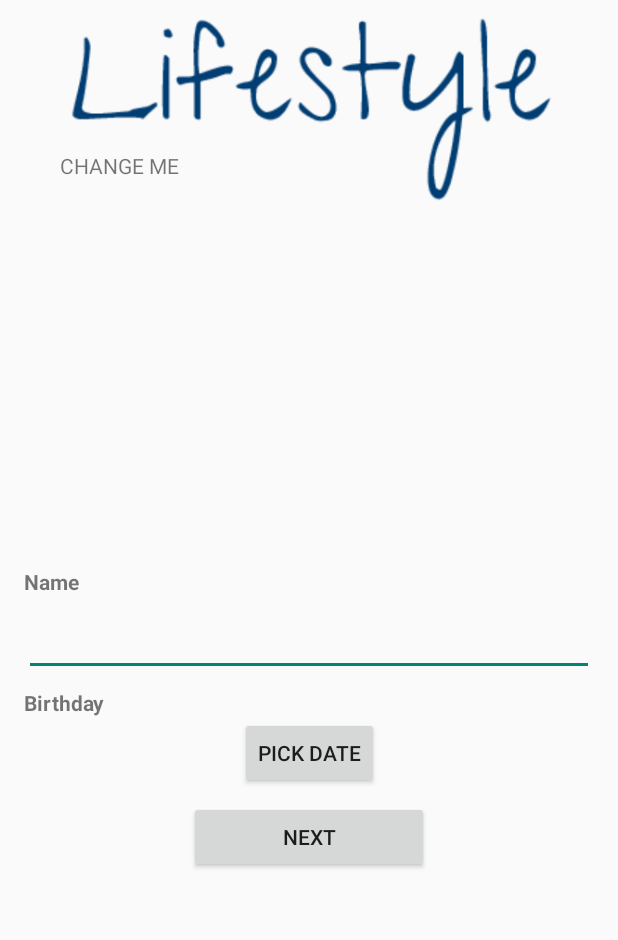
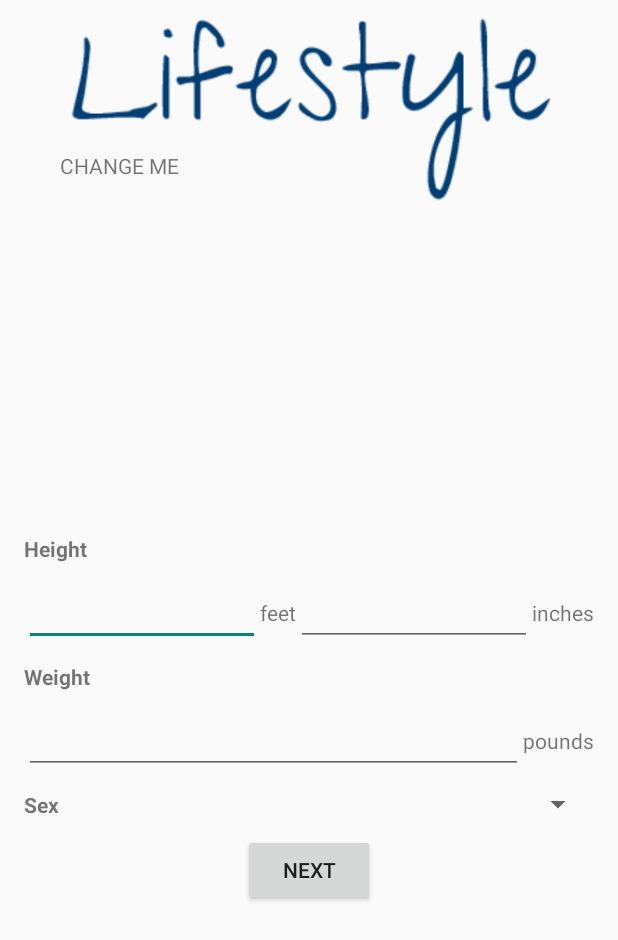
Before and after one commit to liuqidake/Lifestyle_Android_App, an Android app: the screen it shows after launch (NewUserActivity), on a phone screen of 412 x 824 dp. Shown: the top 940 px of the screen. Run offline under Robolectric (Android 15) with nearby library versions, the phone set to English and light mode, and no system bars.

Commit message:
Updated fragment_phys_details to show basic components

```diff
--- a/Lifestyle_App/app/src/main/AndroidManifest.xml
+++ b/Lifestyle_App/app/src/main/AndroidManifest.xml
@@ -14,14 +14,12 @@
             android:windowSoftInputMode="adjustResize">
             <intent-filter>
                 <action android:name="android.intent.action.MAIN" />
-
                 <category android:name="android.intent.category.LAUNCHER" />
             </intent-filter>
         </activity>
         <activity android:name=".NewUserActivity"
             android:theme="@style/Theme.AppCompat.Light.NoActionBar"
             android:windowSoftInputMode="adjustResize">
-
         </activity>
     </application>
 
--- a/Lifestyle_App/app/src/main/java/com/example/nicolemorris/lifestyle/NewUserActivity.java
+++ b/Lifestyle_App/app/src/main/java/com/example/nicolemorris/lifestyle/NewUserActivity.java
@@ -6,7 +6,7 @@ import android.os.Bundle;
 
 public class NewUserActivity extends AppCompatActivity {
 
-    int creation_step;
+    int creation_step = 1;
 
     @Override
     protected void onCreate(Bundle savedInstanceState) {
--- a/Lifestyle_App/app/src/main/res/layout/fragment_phys_details.xml
+++ b/Lifestyle_App/app/src/main/res/layout/fragment_phys_details.xml
@@ -1,14 +1,157 @@
 <?xml version="1.0" encoding="utf-8"?>
-<FrameLayout xmlns:android="http://schemas.android.com/apk/res/android"
+<android.support.constraint.ConstraintLayout xmlns:android="http://schemas.android.com/apk/res/android"
+    xmlns:app="http://schemas.android.com/apk/res-auto"
     xmlns:tools="http://schemas.android.com/tools"
     android:layout_width="match_parent"
     android:layout_height="match_parent"
     tools:context=".PhysDetailsFragment">
 
-    <!-- TODO: Update blank fragment layout -->
     <TextView
-        android:layout_width="match_parent"
-        android:layout_height="match_parent"
-        android:text="@string/hello_blank_fragment" />
+        android:id="@+id/tv_height"
+        android:layout_width="wrap_content"
+        android:layout_height="wrap_content"
+        android:layout_marginStart="8dp"
+        android:layout_marginLeft="8dp"
+        android:layout_marginTop="8dp"
+        android:text="Height"
+        android:textStyle="bold"
+        app:layout_constraintBottom_toTopOf="@+id/et_feet"
+        app:layout_constraintStart_toStartOf="parent"
+        app:layout_constraintTop_toTopOf="parent" />
 
-</FrameLayout>
+    <EditText
+        android:id="@+id/et_feet"
+        android:layout_width="0dp"
+        android:layout_height="wrap_content"
+        android:layout_marginStart="8dp"
+        android:layout_marginLeft="8dp"
+        app:layout_constraintBottom_toTopOf="@+id/tv_weight"
+        app:layout_constraintEnd_toStartOf="@+id/tv_feet"
+        app:layout_constraintHorizontal_bias="0.5"
+        app:layout_constraintStart_toStartOf="parent"
+        app:layout_constraintTop_toBottomOf="@+id/tv_height" />
+
+    <TextView
+        android:id="@+id/tv_feet"
+        android:layout_width="wrap_content"
+        android:layout_height="wrap_content"
+        android:layout_marginTop="8dp"
+        android:layout_marginBottom="8dp"
+        android:text="feet"
+        app:layout_constraintBottom_toTopOf="@+id/tv_weight"
+        app:layout_constraintEnd_toStartOf="@+id/et_inches"
+        app:layout_constraintHorizontal_bias="0.5"
+        app:layout_constraintStart_toEndOf="@+id/et_feet"
+        app:layout_constraintTop_toBottomOf="@+id/tv_height" />
+
+    <EditText
+        android:id="@+id/et_inches"
+        android:layout_width="0dp"
+        android:layout_height="wrap_content"
+        android:layout_marginTop="8dp"
+        android:layout_marginBottom="8dp"
+        app:layout_constraintBottom_toTopOf="@+id/tv_weight"
+        app:layout_constraintEnd_toStartOf="@+id/tv_inches"
+        app:layout_constraintHorizontal_bias="0.5"
+        app:layout_constraintStart_toEndOf="@+id/tv_feet"
+        app:layout_constraintTop_toBottomOf="@+id/tv_height" />
+
+    <TextView
+        android:id="@+id/tv_inches"
+        android:layout_width="wrap_content"
+        android:layout_height="wrap_content"
+        android:layout_marginTop="8dp"
+        android:layout_marginEnd="8dp"
+        android:layout_marginRight="8dp"
+        android:layout_marginBottom="8dp"
+        android:text="inches"
+        app:layout_constraintBottom_toTopOf="@+id/tv_weight"
+        app:layout_constraintEnd_toEndOf="parent"
+        app:layout_constraintHorizontal_bias="0.5"
+        app:layout_constraintStart_toEndOf="@+id/et_inches"
+        app:layout_constraintTop_toBottomOf="@+id/tv_height" />
+
+    <TextView
+        android:id="@+id/tv_weight"
+        android:layout_width="wrap_content"
+        android:layout_height="wrap_content"
+        android:layout_marginStart="8dp"
+        android:layout_marginLeft="8dp"
+        android:text="Weight"
+        android:textStyle="bold"
+        app:layout_constraintBottom_toTopOf="@+id/et_weight"
+        app:layout_constraintStart_toStartOf="parent"
+        app:layout_constraintTop_toBottomOf="@+id/et_feet" />
+
+    <EditText
+        android:id="@+id/et_weight"
+        android:layout_width="0dp"
+        android:layout_height="wrap_content"
+        android:layout_marginStart="8dp"
+        android:layout_marginLeft="8dp"
+        app:layout_constraintBottom_toTopOf="@+id/tv_sex"
+        app:layout_constraintEnd_toStartOf="@+id/tv_pounds"
+        app:layout_constraintHorizontal_bias="0.5"
+        app:layout_constraintStart_toStartOf="parent"
+        app:layout_constraintTop_toBottomOf="@+id/tv_weight" />
+
+    <TextView
+        android:id="@+id/tv_pounds"
+        android:layout_width="wrap_content"
+        android:layout_height="wrap_content"
+        android:layout_marginTop="8dp"
+        android:layout_marginEnd="8dp"
+        android:layout_marginRight="8dp"
+        android:layout_marginBottom="8dp"
+        android:text="pounds"
+        app:layout_constraintBottom_toTopOf="@+id/tv_sex"
+        app:layout_constraintEnd_toEndOf="parent"
+        app:layout_constraintHorizontal_bias="0.5"
+        app:layout_constraintStart_toEndOf="@+id/et_weight"
+        app:layout_constraintTop_toBottomOf="@+id/tv_weight" />
+
+    <TextView
+        android:id="@+id/tv_sex"
+        android:layout_width="wrap_content"
+        android:layout_height="wrap_content"
+        android:layout_marginStart="8dp"
+        android:layout_marginLeft="8dp"
+        android:text="Sex"
+        android:textStyle="bold"
+        app:layout_constraintBottom_toTopOf="@+id/button_next"
+        app:layout_constraintEnd_toStartOf="@+id/s_sex"
+        app:layout_constraintHorizontal_bias="0.5"
+        app:layout_constraintStart_toStartOf="parent"
+        app:layout_constraintTop_toBottomOf="@+id/et_weight" />
+
+    <!--To finish implementing: https://developer.android.com/guide/topics/ui/controls/spinner-->
+    <Spinner
+        android:id="@+id/s_sex"
+        android:layout_width="0dp"
+        android:layout_height="wrap_content"
+        android:layout_marginTop="8dp"
+        android:layout_marginEnd="8dp"
+        android:layout_marginRight="8dp"
+        android:layout_marginBottom="8dp"
+        app:layout_constraintBottom_toTopOf="@+id/button_next"
+        app:layout_constraintEnd_toEndOf="parent"
+        app:layout_constraintHorizontal_bias="0.5"
+        app:layout_constraintStart_toEndOf="@+id/tv_sex"
+        app:layout_constraintTop_toBottomOf="@+id/et_weight" />
+
+    <Button
+        android:id="@+id/button_next"
+        android:layout_width="wrap_content"
+        android:layout_height="wrap_content"
+        android:layout_marginStart="8dp"
+        android:layout_marginLeft="8dp"
+        android:layout_marginEnd="8dp"
+        android:layout_marginRight="8dp"
+        android:layout_marginBottom="8dp"
+        android:text="Next"
+        app:layout_constraintBottom_toBottomOf="parent"
+        app:layout_constraintEnd_toEndOf="parent"
+        app:layout_constraintStart_toStartOf="parent"
+        app:layout_constraintTop_toBottomOf="@+id/tv_sex" />
+
+</android.support.constraint.ConstraintLayout>
```
